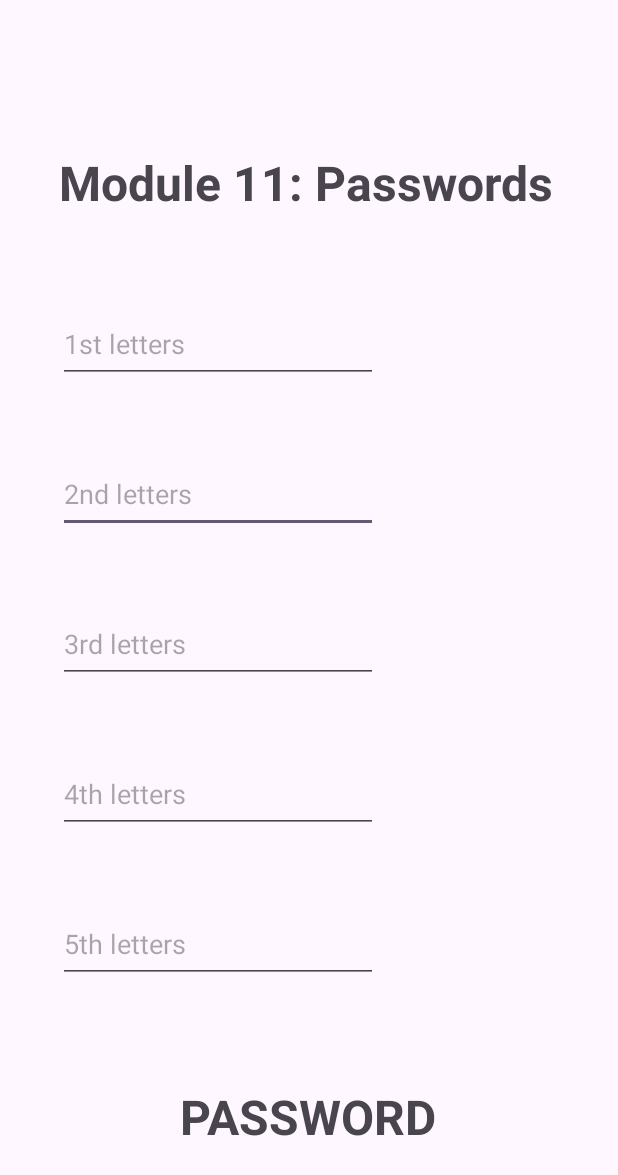
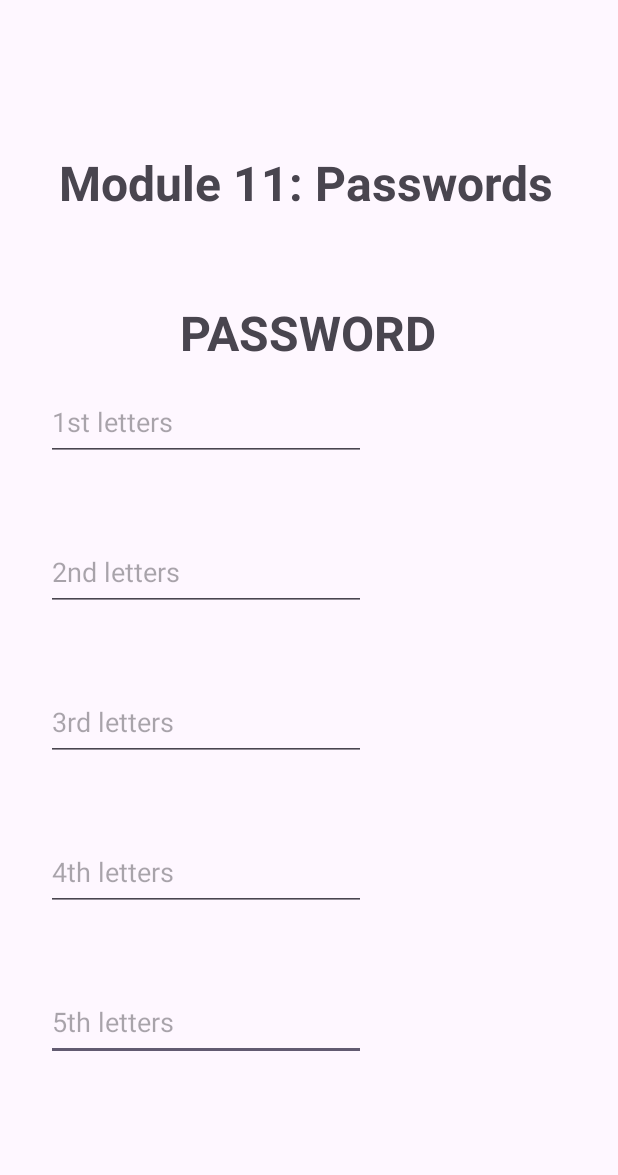
Before and after one commit to MTusek/quick_defuse, an Android app: the Module11 screen opened directly, with no data from a screen before it, on a phone screen of 412 x 824 dp. Shown: the top 1175 px of the screen. Run offline under Robolectric (Android 15) with nearby library versions, the light colour scheme and no system bars.

Commit message:
Made some modules faster to solve

```diff
--- a/app/src/main/res/layout/activity_module11.xml
+++ b/app/src/main/res/layout/activity_module11.xml
@@ -7,28 +7,54 @@
     tools:context=".Module11">
 
     <EditText
-        android:id="@+id/editText2"
+        android:id="@+id/editText5"
         android:layout_width="0dp"
         android:layout_height="51dp"
-        android:layout_marginTop="304dp"
-        android:layout_marginEnd="160dp"
+        android:layout_marginTop="656dp"
+        android:layout_marginEnd="168dp"
         android:ems="10"
+        android:hint="5th letters"
         android:inputType="text"
         android:text=""
-        android:hint="2nd letters"
         app:layout_constraintEnd_toEndOf="parent"
         app:layout_constraintTop_toTopOf="parent" />
 
     <EditText
-        android:id="@+id/editText5"
+        android:id="@+id/editText2"
         android:layout_width="0dp"
         android:layout_height="51dp"
-        android:layout_marginTop="604dp"
-        android:layout_marginEnd="160dp"
+        android:layout_marginTop="356dp"
+        android:layout_marginEnd="168dp"
         android:ems="10"
+        android:hint="2nd letters"
         android:inputType="text"
         android:text=""
-        android:hint="5th letters"
+        app:layout_constraintEnd_toEndOf="parent"
+        app:layout_constraintTop_toTopOf="parent" />
+
+    <EditText
+        android:id="@+id/editText4"
+        android:layout_width="0dp"
+        android:layout_height="51dp"
+        android:layout_marginTop="556dp"
+        android:layout_marginEnd="168dp"
+        android:ems="10"
+        android:hint="4th letters"
+        android:inputType="text"
+        android:text=""
+        app:layout_constraintEnd_toEndOf="parent"
+        app:layout_constraintTop_toTopOf="parent" />
+
+    <EditText
+        android:id="@+id/editText3"
+        android:layout_width="0dp"
+        android:layout_height="51dp"
+        android:layout_marginTop="456dp"
+        android:layout_marginEnd="168dp"
+        android:ems="10"
+        android:hint="3rd letters"
+        android:inputType="text"
+        android:text=""
         app:layout_constraintEnd_toEndOf="parent"
         app:layout_constraintTop_toTopOf="parent" />
 
@@ -36,38 +62,12 @@
         android:id="@+id/editText1"
         android:layout_width="0dp"
         android:layout_height="51dp"
-        android:layout_marginTop="204dp"
-        android:layout_marginEnd="160dp"
+        android:layout_marginTop="256dp"
+        android:layout_marginEnd="168dp"
         android:ems="10"
+        android:hint="1st letters"
         android:inputType="text"
         android:text=""
-        android:hint="1st letters"
-        app:layout_constraintEnd_toEndOf="parent"
-        app:layout_constraintTop_toTopOf="parent" />
-
-    <EditText
-        android:id="@+id/editText4"
-        android:layout_width="0dp"
-        android:layout_height="51dp"
-        android:layout_marginTop="504dp"
-        android:layout_marginEnd="160dp"
-        android:ems="10"
-        android:inputType="text"
-        android:text=""
-        android:hint="4th letters"
-        app:layout_constraintEnd_toEndOf="parent"
-        app:layout_constraintTop_toTopOf="parent" />
-
-    <EditText
-        android:id="@+id/editText3"
-        android:layout_width="0dp"
-        android:layout_height="51dp"
-        android:layout_marginTop="404dp"
-        android:layout_marginEnd="160dp"
-        android:ems="10"
-        android:inputType="text"
-        android:text=""
-        android:hint="3rd letters"
         app:layout_constraintEnd_toEndOf="parent"
         app:layout_constraintTop_toTopOf="parent" />
 
@@ -92,15 +92,15 @@
         android:layout_width="wrap_content"
         android:layout_height="wrap_content"
         android:layout_marginStart="2dp"
-        android:layout_marginTop="700dp"
+        android:layout_marginTop="200dp"
         android:text="PASSWORD"
         android:textSize="32sp"
         android:textStyle="bold"
         app:layout_constraintBottom_toBottomOf="parent"
         app:layout_constraintEnd_toEndOf="parent"
-        app:layout_constraintHorizontal_bias="0.492"
+        app:layout_constraintHorizontal_bias="0.493"
         app:layout_constraintStart_toStartOf="parent"
         app:layout_constraintTop_toTopOf="parent"
-        app:layout_constraintVertical_bias="0.283" />
+        app:layout_constraintVertical_bias="0.0" />
 
 </androidx.constraintlayout.widget.ConstraintLayout>
```
Also changed, not shown: app/src/main/java/com/example/quickdefuse/Module6.java (+37 -5 lines), app/src/main/java/com/example/quickdefuse/Module8.java (+8 -8 lines).
